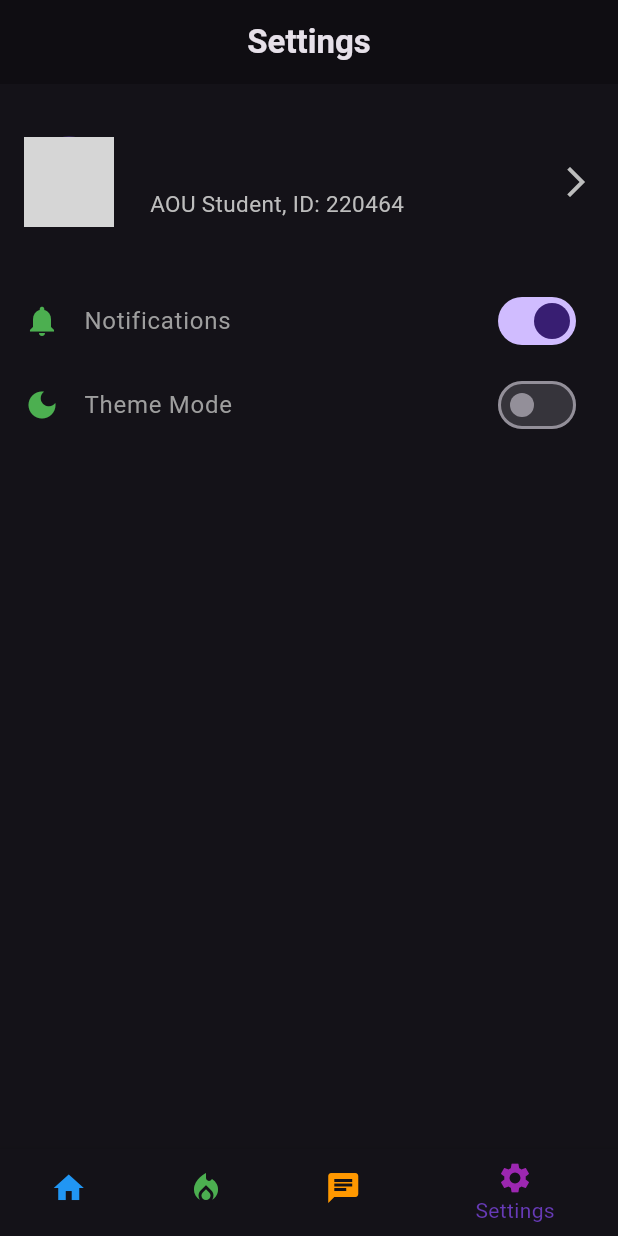
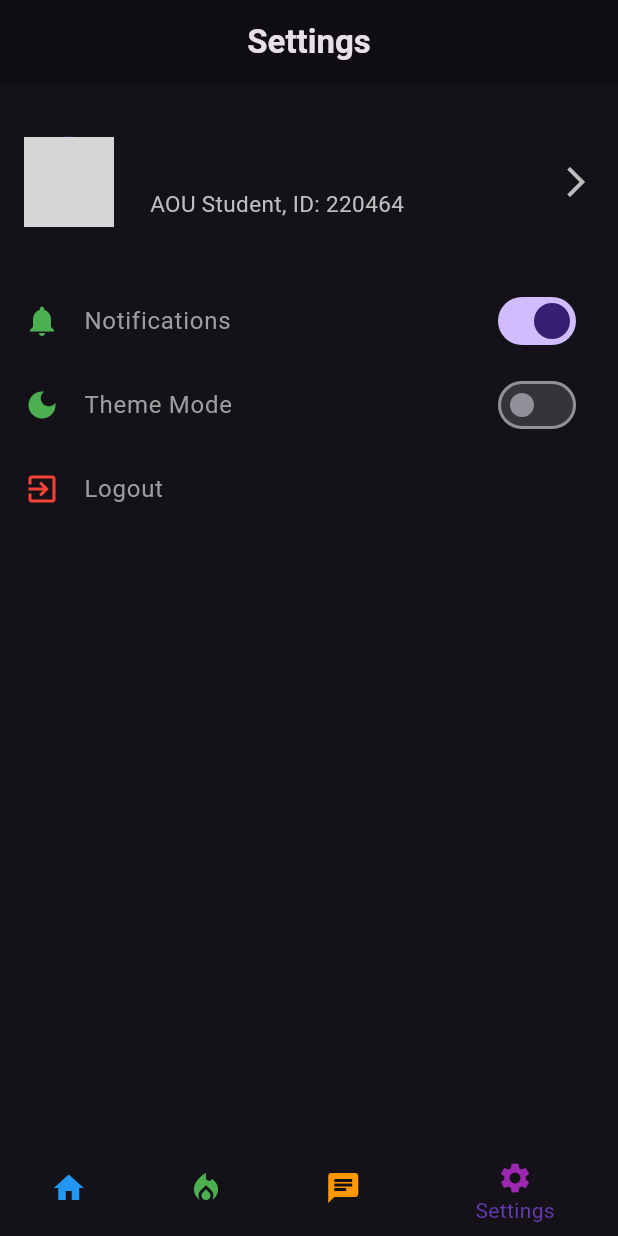
Before and after one commit to hassanmouusahassan/aou_club, a Flutter app: the ClubsPage screen opened directly, swiped to page 4, on a phone screen of 412 x 824 dp. Run offline on Flutter 3.47's test engine with Material 3 defaults, Android fonts, the phone set to English and light mode, and no system bars; our stand-ins replace firebase_auth, firebase_core, image_picker, shared_preferences; missing offline and left inert: dart:js; accounts and stored records are empty; grey boxes are pictures that could not be loaded.

Commit message:
Log out done with functionality

```diff
--- a/lib/screens/club_home_page.dart
+++ b/lib/screens/club_home_page.dart
@@ -128,7 +128,7 @@ class _ClubsPageState extends State<ClubsPage> {
           _buildClubsList(),
           const NewsPage(), // Replace with your News Widget
           const ChatPage(), // Replace with your Chat Widget
-          const SettingsPage(), // Replace with your Settings Widget
+          SettingsPage(), // Replace with your Settings Widget
         ],
       ),
       bottomNavigationBar: BottomNavigationBar(
--- a/lib/screens/login_page.dart
+++ b/lib/screens/login_page.dart
@@ -26,6 +26,7 @@ class LoginPage extends StatelessWidget {
 
     // Navigate to the next screen upon successful login
     // You can replace this with your desired navigation logic
+    // ignore: use_build_context_synchronously
     Navigator.pushReplacement(
       context,
       MaterialPageRoute(builder: (context) => const ClubsPage()),
@@ -34,6 +35,7 @@ class LoginPage extends StatelessWidget {
     // Handle login errors (e.g., invalid username or password)
     print('Login Error: $e');
     // You can show a Snackbar or Dialog with an error message
+    // ignore: use_build_context_synchronously
     showDialog(
       context: context,
       builder: (BuildContext context) {
--- a/lib/screens/settings_page.dart
+++ b/lib/screens/settings_page.dart
@@ -1,3 +1,4 @@
+import 'package:aou_club/screens/login_page.dart';
 import 'package:flutter/material.dart';
 import 'package:shared_preferences/shared_preferences.dart';
 import 'package:aou_club/screens/profile_page.dart';
@@ -7,12 +8,10 @@ import 'package:provider/provider.dart';
 void main() async {
   WidgetsFlutterBinding.ensureInitialized();
   await UserPreferences.init();
-  runApp(const MyApp());
+  runApp(MyApp());
 }
 
 class MyApp extends StatelessWidget {
-  const MyApp({super.key});
-
   @override
   Widget build(BuildContext context) {
     return MaterialApp(
@@ -22,16 +21,13 @@ class MyApp extends StatelessWidget {
         brightness: Brightness.dark,
         hintColor: Colors.amber,
       ),
-      home: const SettingsPage(),
+      home: SettingsPage(),
     );
   }
 }
 
 class SettingsPage extends StatefulWidget {
-  const SettingsPage({super.key});
-
   @override
-  // ignore: library_private_types_in_public_api
   _SettingsPageState createState() => _SettingsPageState();
 }
 
@@ -82,7 +78,6 @@ class _SettingsPageState extends State<SettingsPage> {
     });
     final prefs = await SharedPreferences.getInstance();
     await prefs.setBool('isThemeOn', _isThemeOn);
-    // ignore: use_build_context_synchronously
     Provider.of<ThemeProvider>(context, listen: false).toggleTheme();
   }
 
@@ -91,7 +86,15 @@ class _SettingsPageState extends State<SettingsPage> {
         .push(_createRoute())
         .then((_) => loadPreferences()); // Reload preferences on return
   }
+  void logout() async {
+  final prefs = await SharedPreferences.getInstance();
+  prefs.clear(); // Clear all user preferences
 
+  Navigator.pushReplacement(
+    context,
+    MaterialPageRoute(builder: (context) => LoginPage()),
+  );
+}
   Route _createRoute() {
     return PageRouteBuilder(
       pageBuilder: (context, animation, secondaryAnimation) => ProfilePage(
@@ -131,7 +134,7 @@ class _SettingsPageState extends State<SettingsPage> {
                     backgroundImage: AssetImage(userImage),
                     radius: 30,
                   ),
-                  const SizedBox(width: 24),
+                  SizedBox(width: 24),
                   Expanded(
                     child: Column(
                       crossAxisAlignment: CrossAxisAlignment.start,
@@ -175,7 +178,11 @@ class _SettingsPageState extends State<SettingsPage> {
                   },
                   secondary: Icon(_isThemeOn ? Icons.light_mode : Icons.dark_mode, color: Colors.green),
                 ),
-                // ... Add more options here as needed ...
+                ListTile(
+                  title: const Text('Logout', style: TextStyle(color: Colors.grey)),
+                  onTap: logout,
+                  leading: const Icon(Icons.exit_to_app, color: Colors.red),
+                ),
               ],
             ),
           ),
```
